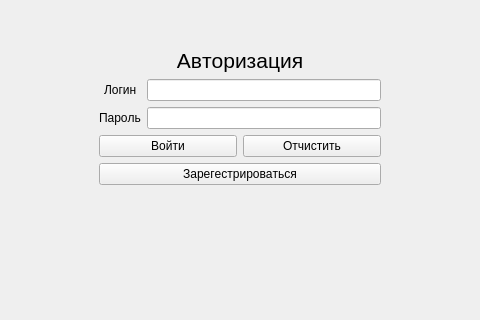
Above: mainwindow.ui from Dustwiper/InformSystemDev before the change; both pictures show x 170 to 650 and y 173 to 493 of the 821 by 600 pixel window. Below: the same form after it.
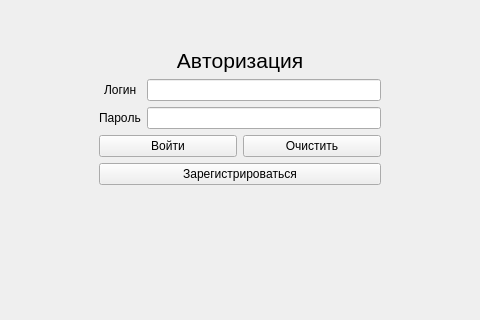
That is the form after the change.

Patch:
```diff
--- a/mainwindow.ui
+++ b/mainwindow.ui
@@ -115,7 +115,7 @@
          <item>
           <widget class="QPushButton" name="clearButton">
            <property name="text">
-            <string>Отчистить</string>
+            <string>Очистить</string>
            </property>
           </widget>
          </item>
@@ -124,7 +124,7 @@
        <item>
         <widget class="QPushButton" name="registerButton">
          <property name="text">
-          <string>Зарегестрироваться</string>
+          <string>Зарегистрироваться</string>
          </property>
         </widget>
        </item>
```
